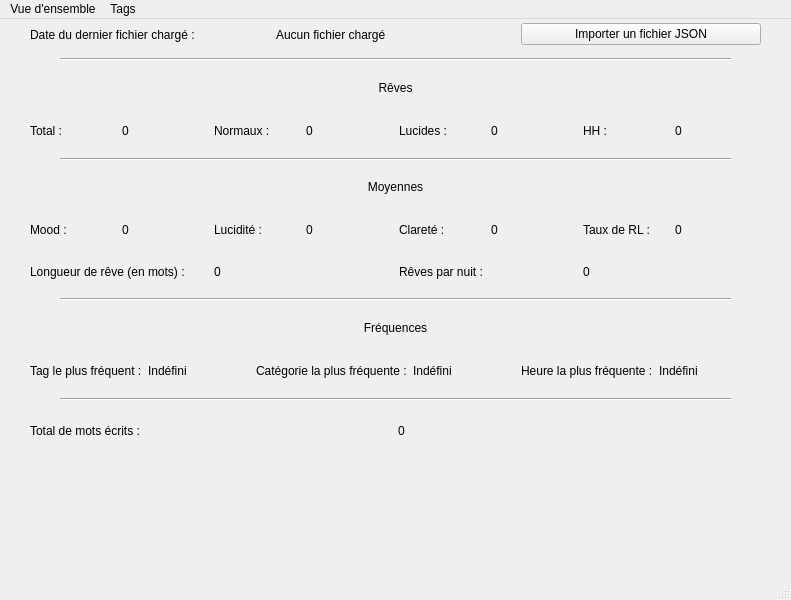
Before: the Qt Designer form ui/main_window.ui in estebanthi/DreamsAnalyzer, drawn with Qt 5.
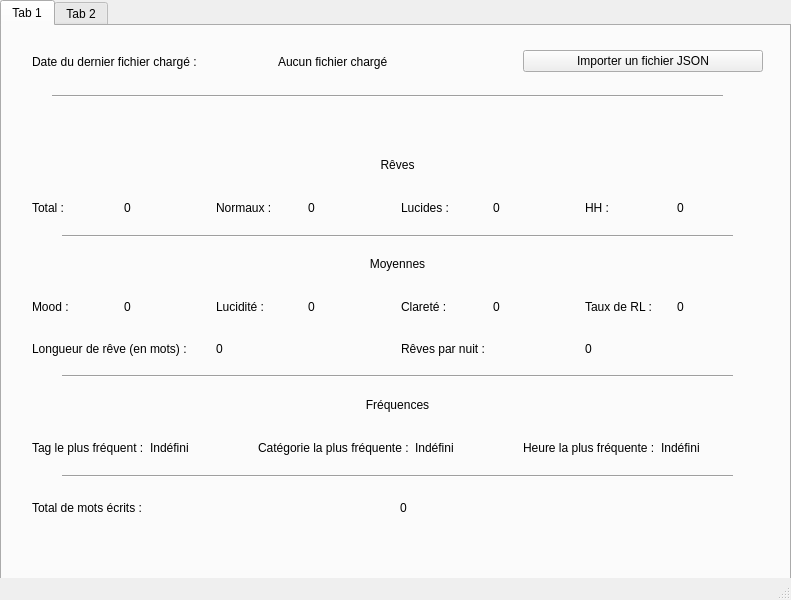
After: the same form once the commit is applied.

Patch:
```diff
--- a/ui/main_window.ui
+++ b/ui/main_window.ui
@@ -14,44 +14,37 @@
    <string>MainWindow</string>
   </property>
   <widget class="QWidget" name="centralwidget">
-   <widget class="QWidget" name="horizontalLayoutWidget">
+   <widget class="QTabWidget" name="tabWidget">
     <property name="geometry">
      <rect>
-      <x>30</x>
+      <x>0</x>
       <y>0</y>
-      <width>731</width>
-      <height>31</height>
+      <width>791</width>
+      <height>601</height>
      </rect>
     </property>
-    <layout class="QHBoxLayout" name="horizontalLayout">
-     <item>
-      <widget class="QLabel" name="last_file_loaded_value">
-       <property name="text">
-        <string>Date du dernier fichier chargé : </string>
-       </property>
-      </widget>
-     </item>
-     <item>
-      <widget class="QLabel" name="last_file_loaded_label">
-       <property name="text">
-        <string>Aucun fichier chargé</string>
-       </property>
-      </widget>
-     </item>
-     <item>
-      <widget class="QPushButton" name="import_json_button">
-       <property name="text">
-        <string>Importer un fichier JSON</string>
-       </property>
-      </widget>
-     </item>
-    </layout>
+    <widget class="QWidget" name="tab">
+     <attribute name="title">
+      <string>Tab 1</string>
+     </attribute>
+     <widget class="Line" name="line_4">
+      <property name="geometry">
+       <rect>
+        <x>60</x>
+        <y>440</y>
+        <width>671</width>
+        <height>20</height>
+       </rect>
+      </property>
+      <property name="orientation">
+       <enum>Qt::Horizontal</enum>
+      </property>
    </widget>
    <widget class="QWidget" name="verticalLayoutWidget">
     <property name="geometry">
      <rect>
       <x>30</x>
-      <y>50</y>
+        <y>120</y>
       <width>731</width>
       <height>80</height>
      </rect>
@@ -129,11 +122,24 @@
      </item>
     </layout>
    </widget>
+     <widget class="Line" name="line">
+      <property name="geometry">
+       <rect>
+        <x>50</x>
+        <y>60</y>
+        <width>671</width>
+        <height>20</height>
+       </rect>
+      </property>
+      <property name="orientation">
+       <enum>Qt::Horizontal</enum>
+      </property>
+     </widget>
    <widget class="QWidget" name="verticalLayoutWidget_2">
     <property name="geometry">
      <rect>
       <x>30</x>
-      <y>150</y>
+        <y>220</y>
       <width>731</width>
       <height>121</height>
      </rect>
@@ -243,53 +249,34 @@
      </item>
     </layout>
    </widget>
-   <widget class="Line" name="line">
-    <property name="geometry">
-     <rect>
-      <x>60</x>
-      <y>30</y>
-      <width>671</width>
-      <height>20</height>
-     </rect>
-    </property>
-    <property name="orientation">
-     <enum>Qt::Horizontal</enum>
-    </property>
-   </widget>
-   <widget class="Line" name="line_2">
-    <property name="geometry">
-     <rect>
-      <x>60</x>
-      <y>130</y>
-      <width>671</width>
-      <height>20</height>
-     </rect>
-    </property>
-    <property name="orientation">
-     <enum>Qt::Horizontal</enum>
-    </property>
-   </widget>
-   <widget class="QWidget" name="layoutWidget_2">
+     <widget class="QWidget" name="horizontalLayoutWidget">
     <property name="geometry">
      <rect>
       <x>30</x>
-      <y>390</y>
-      <width>729</width>
-      <height>43</height>
-     </rect>
-    </property>
-    <layout class="QHBoxLayout" name="horizontalLayout_6">
+        <y>20</y>
+        <width>731</width>
+        <height>31</height>
+       </rect>
+      </property>
+      <layout class="QHBoxLayout" name="horizontalLayout">
      <item>
-      <widget class="QLabel" name="label_11">
+        <widget class="QLabel" name="last_file_loaded_value">
        <property name="text">
-        <string>Total de mots écrits :</string>
+          <string>Date du dernier fichier chargé : </string>
        </property>
       </widget>
      </item>
      <item>
-      <widget class="QLabel" name="dreams_total_words">
+        <widget class="QLabel" name="last_file_loaded_label">
        <property name="text">
-        <string>0</string>
+          <string>Aucun fichier chargé</string>
+         </property>
+        </widget>
+       </item>
+       <item>
+        <widget class="QPushButton" name="import_json_button">
+         <property name="text">
+          <string>Importer un fichier JSON</string>
        </property>
       </widget>
      </item>
@@ -299,7 +286,7 @@
     <property name="geometry">
      <rect>
       <x>30</x>
-      <y>290</y>
+        <y>360</y>
       <width>731</width>
       <height>80</height>
      </rect>
@@ -363,11 +350,37 @@
      </item>
     </layout>
    </widget>
+     <widget class="QWidget" name="layoutWidget_2">
+      <property name="geometry">
+       <rect>
+        <x>30</x>
+        <y>460</y>
+        <width>729</width>
+        <height>43</height>
+       </rect>
+      </property>
+      <layout class="QHBoxLayout" name="horizontalLayout_6">
+       <item>
+        <widget class="QLabel" name="label_11">
+         <property name="text">
+          <string>Total de mots écrits :</string>
+         </property>
+        </widget>
+       </item>
+       <item>
+        <widget class="QLabel" name="dreams_total_words">
+         <property name="text">
+          <string>0</string>
+         </property>
+        </widget>
+       </item>
+      </layout>
+     </widget>
    <widget class="Line" name="line_3">
     <property name="geometry">
      <rect>
       <x>60</x>
-      <y>270</y>
+        <y>340</y>
       <width>671</width>
       <height>20</height>
      </rect>
@@ -376,11 +389,11 @@
      <enum>Qt::Horizontal</enum>
     </property>
    </widget>
-   <widget class="Line" name="line_4">
+     <widget class="Line" name="line_2">
     <property name="geometry">
      <rect>
       <x>60</x>
-      <y>370</y>
+        <y>200</y>
       <width>671</width>
       <height>20</height>
      </rect>
@@ -390,27 +403,12 @@
     </property>
    </widget>
   </widget>
-  <widget class="QMenuBar" name="menubar">
-   <property name="geometry">
-    <rect>
-     <x>0</x>
-     <y>0</y>
-     <width>791</width>
-     <height>21</height>
-    </rect>
-   </property>
-   <widget class="QMenu" name="menuVue_d_ensemble">
-    <property name="title">
-     <string>Vue d'ensemble</string>
-    </property>
-   </widget>
-   <widget class="QMenu" name="menuTags">
-    <property name="title">
-     <string>Tags</string>
-    </property>
+    <widget class="QWidget" name="tab_2">
+     <attribute name="title">
+      <string>Tab 2</string>
+     </attribute>
+    </widget>
    </widget>
-   <addaction name="menuVue_d_ensemble"/>
-   <addaction name="menuTags"/>
   </widget>
   <widget class="QStatusBar" name="statusbar"/>
  </widget>
```
Lines whose indentation alone changed are shown as unchanged.
